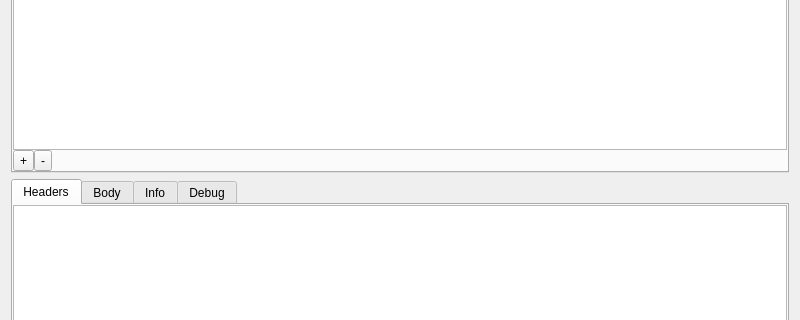
Above: src/RequestWidget.ui from jesusha123/comet before the change; both pictures show x 0 to 800 and y 138 to 458 of the 800 by 600 pixel window. Below: the same form after it.
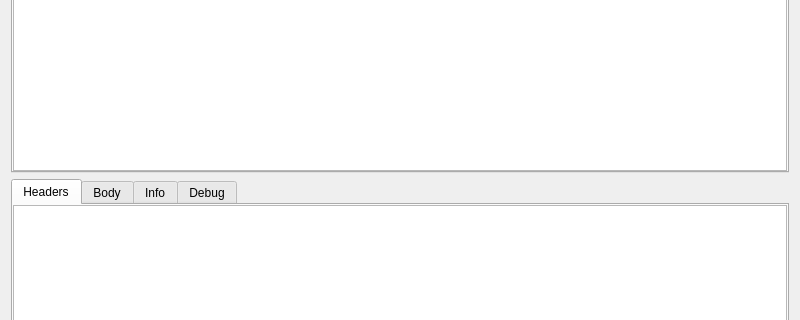
That is the form after the change. The open tabs and pages were chosen to show the change. Custom widgets are drawn as their Qt base class.

Commit message: Replace header/param buttons with user friendly input (#29)

```diff
--- a/src/RequestWidget.ui
+++ b/src/RequestWidget.ui
@@ -64,41 +64,7 @@
         <number>0</number>
        </property>
        <item>
-        <widget class="PropertyTableWidget" name="requestHeadersTableWidget"/>
-       </item>
-       <item>
-        <layout class="QHBoxLayout" name="reqHeaderButtonLayout">
-         <property name="spacing">
-          <number>0</number>
-         </property>
-         <item>
-          <widget class="QToolButton" name="addReqHeaderButton">
-           <property name="text">
-            <string>+</string>
-           </property>
-          </widget>
-         </item>
-         <item>
-          <widget class="QToolButton" name="removeReqHeaderButton">
-           <property name="text">
-            <string>-</string>
-           </property>
-          </widget>
-         </item>
-         <item>
-          <spacer name="horizontalSpacer">
-           <property name="orientation">
-            <enum>Qt::Horizontal</enum>
-           </property>
-           <property name="sizeHint" stdset="0">
-            <size>
-             <width>40</width>
-             <height>20</height>
-            </size>
-           </property>
-          </spacer>
-         </item>
-        </layout>
+        <widget class="RequestInfoTableWidget" name="requestHeadersTableWidget"/>
        </item>
       </layout>
      </widget>
@@ -342,6 +308,11 @@
    <extends>QComboBox</extends>
    <header>ContentTypeComboBox.h</header>
   </customwidget>
+  <customwidget>
+   <class>RequestInfoTableWidget</class>
+   <extends>QTableWidget</extends>
+   <header>RequestInfoTableWidget.h</header>
+  </customwidget>
  </customwidgets>
  <resources/>
  <connections/>
```
Left out of the diff: 74 changed lines with no effect on the pictures. The commit also changes 9 other files.
